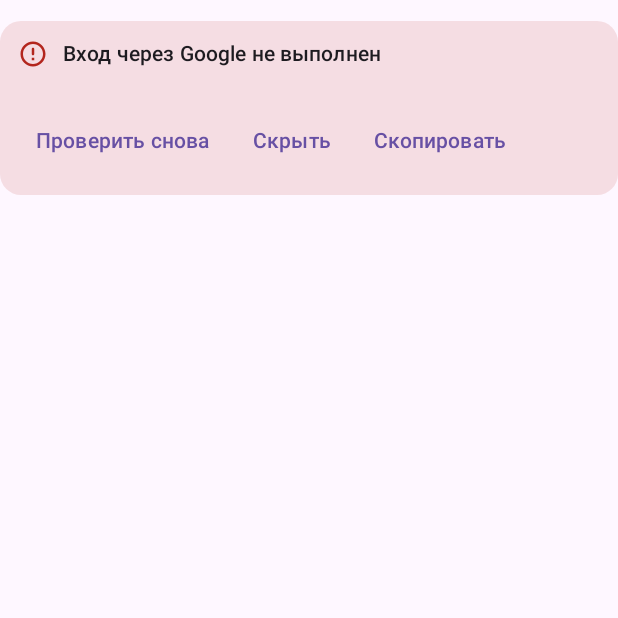
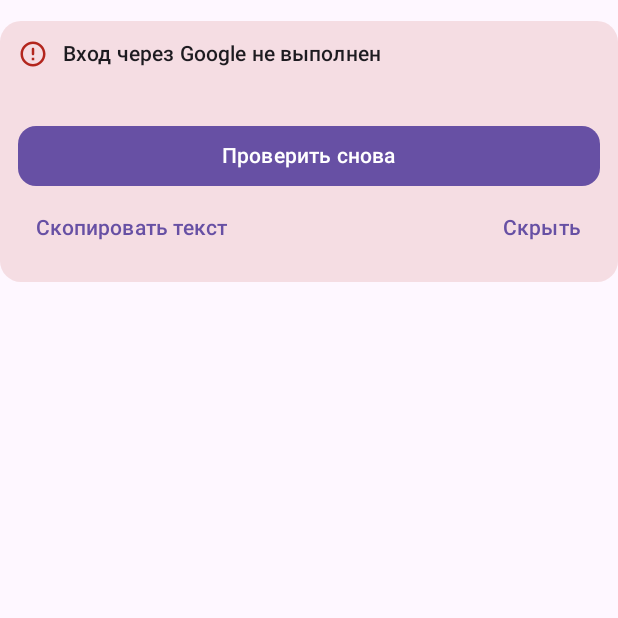
Before and after one commit to vladimirgorodok/personal-safe, an Android app built with Jetpack Compose: the composable AuthErrorBlock called with empty values, on a phone screen of 412 x 824 dp, the top half of it. Run offline under Robolectric (Android 15) with nearby library versions, the phone set to English and light mode, and no system bars; 9 statements that could not run were skipped.

Commit message:
Ошибка 28444 Developer console: подсказка про Android-клиент + починена вёрстка карточки
- googleErrorHint: ветка для "developer console"/28444 (раньше проваливалась в общий текст)
- AuthErrorBlock: кнопка «Проверить снова» на всю ширину, «Скопировать текст» и «Скрыть»
  в ряд — раньше три кнопки в строке сжимали «Скопировать» в столбик по буквам
- тест на 28444 (всего 39)

versionName 1.9, versionCode 10

```diff
--- a/app/build.gradle.kts
+++ b/app/build.gradle.kts
@@ -22,8 +22,8 @@ android {
         applicationId = "ru.opencode.safe"
         minSdk = 26
         targetSdk = 34
-        versionCode = 9
-        versionName = "1.8"
+        versionCode = 10
+        versionName = "1.9"
         vectorDrawables { useSupportLibrary = true }
     }
 
--- a/app/src/main/java/ru/opencode/safe/ui/auth/AuthScreen.kt
+++ b/app/src/main/java/ru/opencode/safe/ui/auth/AuthScreen.kt
@@ -318,10 +318,18 @@ private fun AuthErrorBlock(
                     ) { Text("Показать имя пакета и SHA-1 для Android-клиента") }
                 }
 
-                Row(horizontalArrangement = Arrangement.spacedBy(4.dp)) {
-                    TextButton(onClick = onRetry) { Text("Проверить снова") }
-                    TextButton(onClick = onClear) { Text("Скрыть") }
-                    TextButton(onClick = { onCopy(error) }) { Text("Скопировать") }
+                Spacer(Modifier.height(10.dp))
+                Button(
+                    onClick = onRetry,
+                    modifier = Modifier.fillMaxWidth(),
+                    shape = RoundedCornerShape(12.dp),
+                ) { Text("Проверить снова") }
+                Row(
+                    modifier = Modifier.fillMaxWidth(),
+                    horizontalArrangement = Arrangement.SpaceBetween,
+                ) {
+                    TextButton(onClick = { onCopy(error) }) { Text("Скопировать текст", maxLines = 1) }
+                    TextButton(onClick = onClear) { Text("Скрыть", maxLines = 1) }
                 }
             }
         }
```
Also changed, not shown: app/src/main/java/ru/opencode/safe/ui/GoogleSupport.kt (+6 -3 lines), 2 other files.
